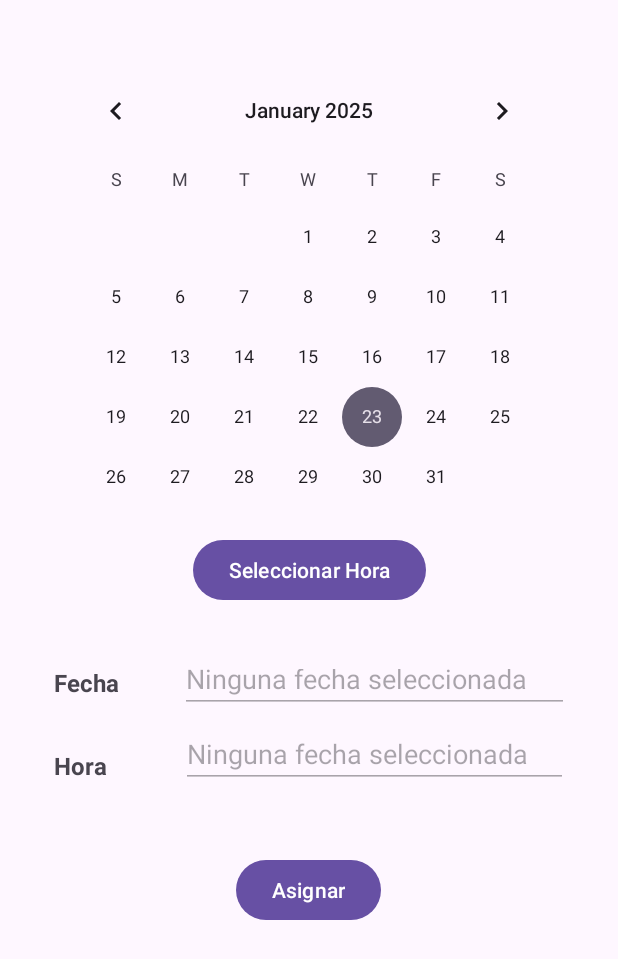
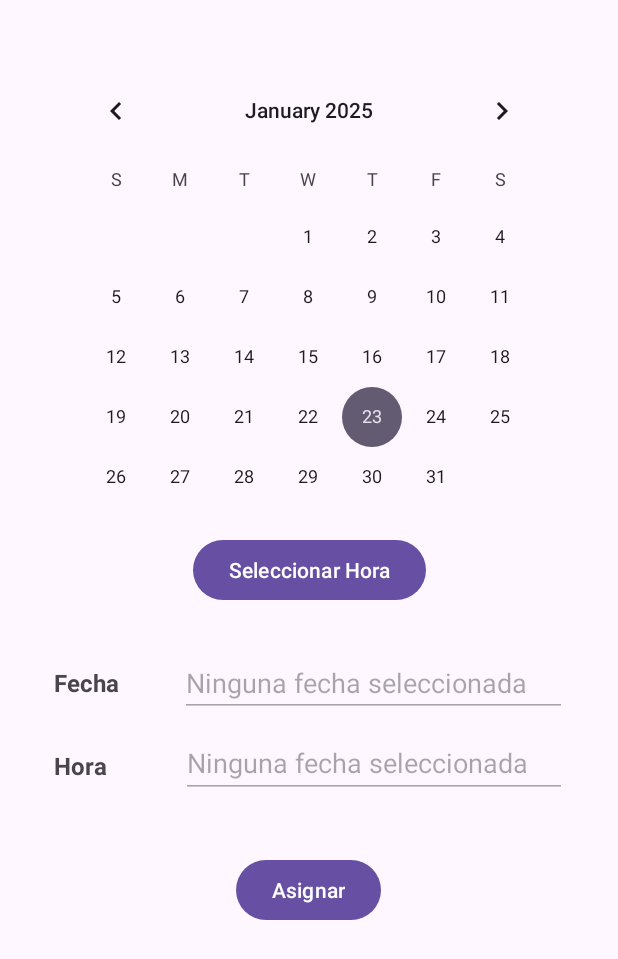
Before and after one commit to IARFLOW/EJFragments, an Android app: the SeleccionFechaActivity screen opened directly, with no data from a screen before it, on a phone screen of 412 x 824 dp. Shown: the top 959 px of the screen. Run offline under Robolectric (Android 15) with nearby library versions, the phone set to English and light mode, and no system bars.

```diff
--- a/app/src/main/java/com/example/ejfragments/vista/acticidades/SeleccionFechaActivity.java
+++ b/app/src/main/java/com/example/ejfragments/vista/acticidades/SeleccionFechaActivity.java
@@ -22,24 +22,20 @@ import java.util.Locale;
 
 public class SeleccionFechaActivity extends AppCompatActivity {
 
-    private CalendarView calendarView;
-    private Button btSeleccionHora, btAsignar;
-    private EditText etFecha, etHora; // Cambiado de TextView a EditText
-    private Calendar fechaHoraSeleccionada = Calendar.getInstance();
+    private EditText etFecha, etHora;
+    private final Calendar fechaHoraSeleccionada = Calendar.getInstance();
 
     @Override
     protected void onCreate(@Nullable Bundle savedInstanceState) {
         super.onCreate(savedInstanceState);
         setContentView(R.layout.activity_seleccion_fecha);
 
-        // Inicializar vistas
-        calendarView = findViewById(R.id.calendarView);
-        btSeleccionHora = findViewById(R.id.btSeleccionHora);
-        etFecha = findViewById(R.id.etFecha); // EditText para fecha
-        etHora = findViewById(R.id.etHora);   // EditText para hora
-        btAsignar = findViewById(R.id.btAsignar);
+        CalendarView calendarView = findViewById(R.id.calendarView);
+        Button btSeleccionHora = findViewById(R.id.btSeleccionHora);
+        etFecha = findViewById(R.id.etFecha);
+        etHora = findViewById(R.id.etHora);
+        Button btAsignar = findViewById(R.id.btAsignar);
 
-        // Configurar CalendarView
         calendarView.setOnDateChangeListener(new CalendarView.OnDateChangeListener() {
             @Override
             public void onSelectedDayChange(@NonNull CalendarView view, int year, int month, int dayOfMonth) {
@@ -48,7 +44,6 @@ public class SeleccionFechaActivity extends AppCompatActivity {
             }
         });
 
-        // Configurar botón de hora
         btSeleccionHora.setOnClickListener(new View.OnClickListener() {
             @Override
             public void onClick(View v) {
@@ -56,7 +51,6 @@ public class SeleccionFechaActivity extends AppCompatActivity {
             }
         });
 
-        // Configurar botón "Asignar"
         btAsignar.setOnClickListener(new View.OnClickListener() {
             @Override
             public void onClick(View v) {
--- a/app/src/main/res/layout/activity_seleccion_fecha.xml
+++ b/app/src/main/res/layout/activity_seleccion_fecha.xml
@@ -3,16 +3,11 @@
     xmlns:android="http://schemas.android.com/apk/res/android"
     xmlns:app="http://schemas.android.com/apk/res-auto"
     xmlns:tools="http://schemas.android.com/tools"
+    android:id="@+id/main"
     android:layout_width="match_parent"
     android:layout_height="match_parent"
     android:padding="16dp"
     tools:context=".vista.acticidades.SeleccionFechaActivity">
-
-    <!-- CalendarView con altura ajustada -->
-    <!-- Altura fija para garantizar visibilidad -->
-
-
-    <!-- Botón para seleccionar hora -->
 
     <CalendarView
         android:id="@+id/calendarView"
@@ -36,14 +31,6 @@
         app:layout_constraintStart_toStartOf="parent"
         app:layout_constraintTop_toBottomOf="@id/calendarView" />
 
-    <!-- TextView para la fecha -->
-
-
-    <!-- TextView para la hora -->
-
-
-    <!-- Botón "Asignar" -->
-
     <TextView
         android:id="@+id/tvFechaSeleccionada"
         android:layout_width="68dp"
@@ -58,8 +45,8 @@
 
     <EditText
         android:id="@+id/etFecha"
-        android:layout_width="259dp"
-        android:layout_height="39dp"
+        android:layout_width="258dp"
+        android:layout_height="42dp"
         android:layout_marginStart="16dp"
         android:layout_marginTop="32dp"
         android:autofillHints="name"
@@ -67,6 +54,7 @@
         android:hint="Ninguna fecha seleccionada"
         android:importantForAutofill="yes"
         android:inputType="textPersonName"
+        android:textColor="@color/black"
         app:layout_constraintStart_toEndOf="@+id/tvFechaSeleccionada"
         app:layout_constraintTop_toBottomOf="@+id/btSeleccionHora" />
 
@@ -84,8 +72,8 @@
 
     <EditText
         android:id="@+id/etHora"
-        android:layout_width="258dp"
-        android:layout_height="42dp"
+        android:layout_width="257dp"
+        android:layout_height="46dp"
         android:layout_marginStart="27dp"
         android:layout_marginTop="8dp"
         android:autofillHints="name"
@@ -93,6 +81,7 @@
         android:hint="Ninguna fecha seleccionada"
         android:importantForAutofill="yes"
         android:inputType="textPersonName"
+        android:textColor="@color/black"
         app:layout_constraintStart_toEndOf="@+id/tvHoraSeleccionada"
         app:layout_constraintTop_toBottomOf="@+id/etFecha" />
 
--- a/app/src/main/res/layout/pelicula_element.xml
+++ b/app/src/main/res/layout/pelicula_element.xml
@@ -1,7 +1,6 @@
 <?xml version="1.0" encoding="utf-8"?>
 <androidx.constraintlayout.widget.ConstraintLayout xmlns:android="http://schemas.android.com/apk/res/android"
     xmlns:app="http://schemas.android.com/apk/res-auto"
-    xmlns:tools="http://schemas.android.com/tools"
     android:layout_width="match_parent"
     android:layout_height="wrap_content"
     android:padding="8dp">
```
Also changed, not shown: app/src/main/java/com/example/ejfragments/vista/acticidades/ListadoActoresActivity.java (+29 -1 lines), app/src/main/java/com/example/ejfragments/vista/acticidades/VistaActor.java (+10 -7 lines), app/src/main/java/com/example/ejfragments/vista/fragmentos/ListaActores.java (+14 -9 lines), app/src/main/res/layout/activity_listado_actores.xml (+4 -4 lines), app/src/main/res/layout/activity_vista_actor.xml (+0 -12 lines), app/src/main/res/layout/fragment_lista_actores.xml (+4 -5 lines).
